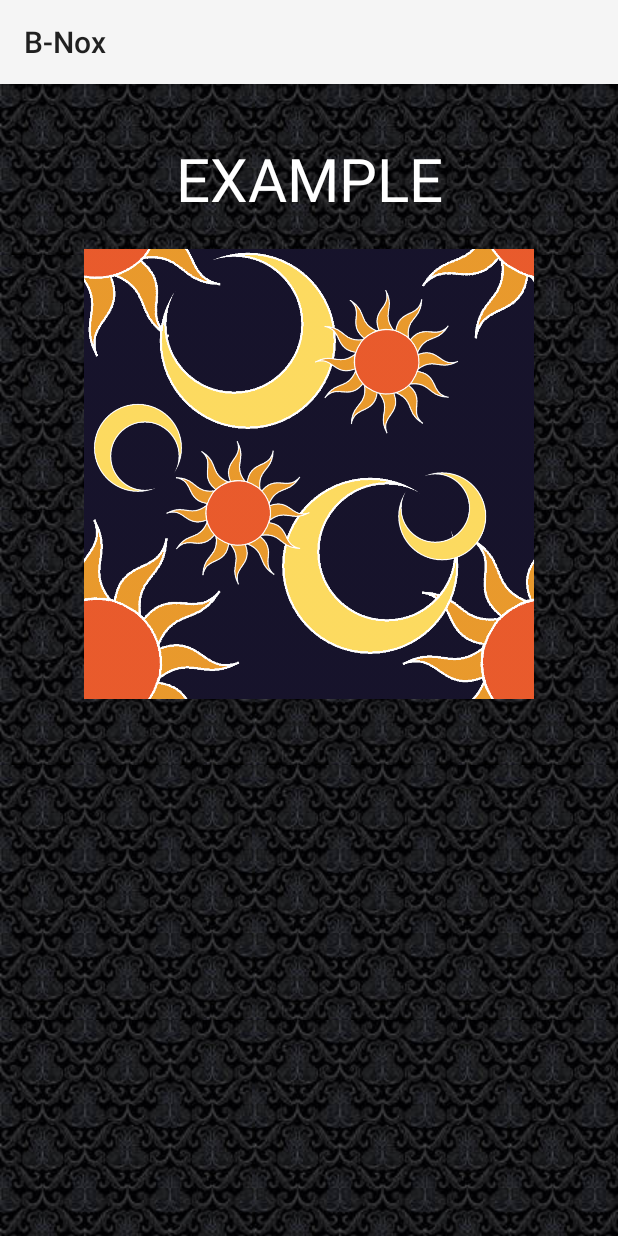
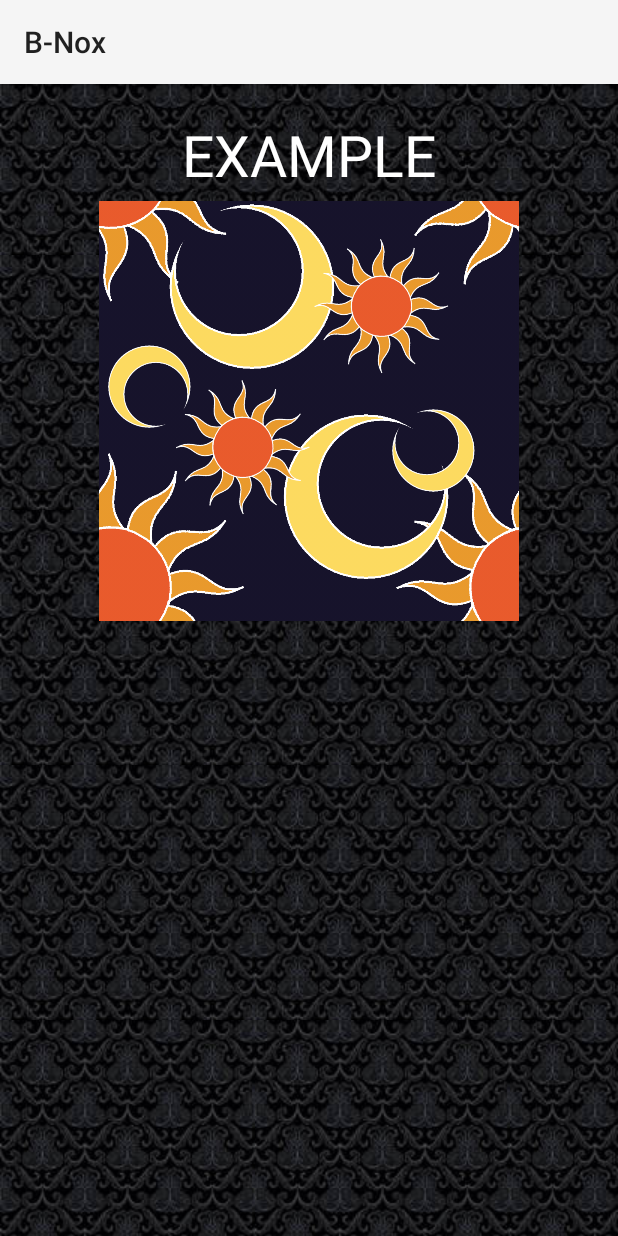
Before and after one commit to B-Nox/android_app, an Android app: the layout activity_detail.xml on its own in the app's theme, with its tools: preview values and no code run, on a phone screen of 412 x 824 dp. Run offline under Robolectric (Android 15) with nearby library versions, the phone set to English and light mode, and no system bars.

Commit message:
Fix layout

```diff
--- a/app/src/main/java/it/droidcon/b_nox/activities/DetailActivity.java
+++ b/app/src/main/java/it/droidcon/b_nox/activities/DetailActivity.java
@@ -57,7 +57,10 @@ public class DetailActivity extends Activity {
         detail.audio = i.getStringExtra(MainActivity.DETAIL_EXTRA_AUDIO);
         detail.image = i.getStringExtra(MainActivity.DETAIL_EXTRA_IMAGE);
 
-        title.setText(detail == null || detail.title.isEmpty() ? "COOKIE JAR!" : detail.title);
+        title.setText(detail == null || detail.title == null || detail.title.isEmpty() ? "COOKIE " +
+                "JAR!" :
+                detail
+                .title);
 
         Picasso.with(this).load(Constants.SERVER_ADDRESS + "/" + detail.image)
                 .fit().into(img);
--- a/app/src/main/res/layout/activity_detail.xml
+++ b/app/src/main/res/layout/activity_detail.xml
@@ -13,17 +13,17 @@
         android:transitionName="title"
         android:gravity="center"
         android:layout_height="wrap_content"
-        android:layout_margin="20dp"
-        android:textSize="40dp"
+        android:layout_margin="5dp"
+        android:textSize="38dp"
         style="@style/CodeFont"
         android:text="EXAMPLE"
         android:id="@+id/title_content"/>
 
     <ImageView
         android:layout_centerHorizontal="true"
-        android:layout_width="300dp"
+        android:layout_width="280dp"
         android:layout_below="@id/title_content"
-        android:layout_height="300dp"
+        android:layout_height="280dp"
         android:transitionName="image"
         android:background="#FF0"
         android:src="@drawable/sun_moon"
--- a/app/src/main/res/layout/scene_detail_activity_playing.xml
+++ b/app/src/main/res/layout/scene_detail_activity_playing.xml
@@ -20,6 +20,7 @@
         android:src="@drawable/pouse"
         android:clickable="true"
         android:scaleType="fitXY"
+        android:layout_margin="10dp"
 
         android:onClick="play"/>
 
@@ -27,8 +28,7 @@
         android:layout_width="fill_parent"
         android:layout_height="wrap_content"
         android:layout_centerInParent="true"
-        android:layout_above="@id/play"
-        android:layout_margin="10dp"/>
+        android:layout_above="@id/play"/>
 
     </RelativeLayout>
 
```
